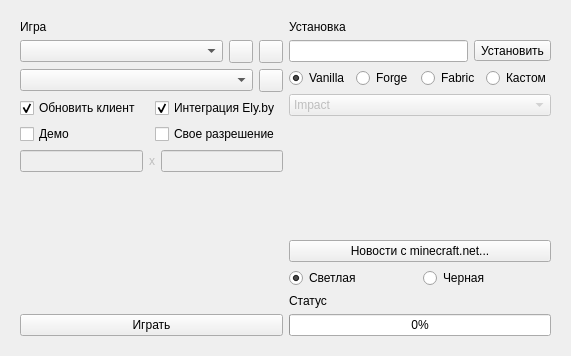
thisisignitedoreo/ratlauncher, file form.ui: the form before one commit.
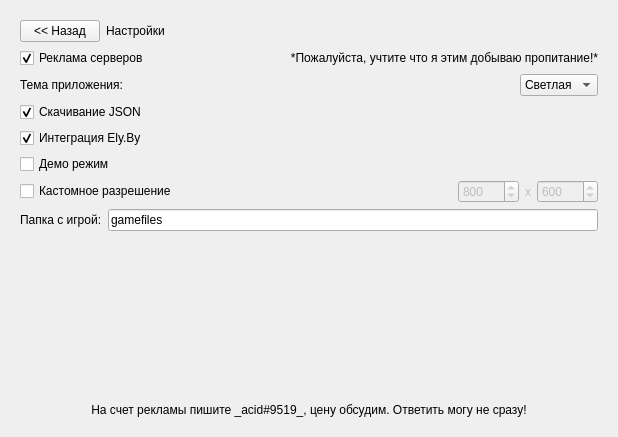
The form after the commit. Icons and pictures are not drawn.

What changed in the file:
```diff
--- a/form.ui
+++ b/form.ui
@@ -6,8 +6,8 @@
    <rect>
     <x>0</x>
     <y>0</y>
-    <width>571</width>
-    <height>356</height>
+    <width>618</width>
+    <height>437</height>
    </rect>
   </property>
   <property name="windowTitle">
@@ -21,11 +21,27 @@
    <item>
     <widget class="QStackedWidget" name="st_widget_main">
      <property name="currentIndex">
-      <number>0</number>
+      <number>1</number>
      </property>
      <widget class="QWidget" name="play_page">
+      <property name="autoFillBackground">
+       <bool>false</bool>
+      </property>
       <layout class="QHBoxLayout" name="horizontalLayout_10">
        <item>
+        <layout class="QVBoxLayout" name="vlayout_2">
+         <property name="rightMargin">
+          <number>3</number>
+         </property>
+         <item>
+          <layout class="QHBoxLayout" name="hlayout">
+           <property name="spacing">
+            <number>6</number>
+           </property>
+           <property name="topMargin">
+            <number>0</number>
+           </property>
+           <item>
         <layout class="QVBoxLayout" name="left_layout">
          <item>
           <widget class="QLabel" name="game_label">
@@ -89,74 +105,17 @@
           </layout>
          </item>
          <item>
-          <layout class="QHBoxLayout" name="settings_layout_1">
-           <item>
-            <widget class="QCheckBox" name="update_jsons">
-             <property name="text">
-              <string>Обновить клиент</string>
-             </property>
-             <property name="checked">
-              <bool>true</bool>
-             </property>
-            </widget>
-           </item>
-           <item>
-            <widget class="QCheckBox" name="integrate_elyby">
-             <property name="text">
-              <string>Интеграция Ely.by</string>
-             </property>
-             <property name="checked">
-              <bool>true</bool>
-             </property>
-            </widget>
-           </item>
-          </layout>
-         </item>
-         <item>
-          <layout class="QHBoxLayout" name="settings_layout_2">
-           <item>
-            <widget class="QCheckBox" name="demo_mode">
-             <property name="text">
-              <string>Демо</string>
-             </property>
-            </widget>
-           </item>
-           <item>
-            <widget class="QCheckBox" name="custom_resolution">
-             <property name="text">
-              <string>Свое разрешение</string>
-             </property>
-            </widget>
-           </item>
-          </layout>
-         </item>
-         <item>
-          <layout class="QHBoxLayout" name="resolution_layout">
-           <item>
-            <widget class="QLineEdit" name="w_res">
-             <property name="enabled">
-              <bool>false</bool>
-             </property>
-            </widget>
-           </item>
-           <item>
-            <widget class="QLabel" name="x_label">
-             <property name="enabled">
-              <bool>false</bool>
-             </property>
-             <property name="text">
-              <string>x</string>
-             </property>
-            </widget>
-           </item>
-           <item>
-            <widget class="QLineEdit" name="h_res">
-             <property name="enabled">
-              <bool>false</bool>
-             </property>
-            </widget>
-           </item>
-          </layout>
+              <spacer name="hspacer">
+               <property name="orientation">
+                <enum>Qt::Horizontal</enum>
+               </property>
+               <property name="sizeHint" stdset="0">
+                <size>
+                 <width>40</width>
+                 <height>20</height>
+                </size>
+               </property>
+              </spacer>
          </item>
          <item>
           <spacer name="v_spacer_1">
@@ -171,6 +130,20 @@
            </property>
           </spacer>
          </item>
+             <item>
+              <widget class="QPushButton" name="news_button">
+               <property name="text">
+                <string>Новости с minecraft.net...</string>
+               </property>
+              </widget>
+             </item>
+             <item>
+              <widget class="QPushButton" name="settings_button">
+               <property name="text">
+                <string>Настройки</string>
+               </property>
+              </widget>
+             </item>
          <item>
           <widget class="QPushButton" name="play_button">
            <property name="text">
@@ -182,6 +155,9 @@
        </item>
        <item>
         <layout class="QVBoxLayout" name="right_layout">
+             <property name="topMargin">
+              <number>0</number>
+             </property>
          <item>
           <widget class="QLabel" name="install_label">
            <property name="text">
@@ -296,43 +272,6 @@
            </property>
           </spacer>
          </item>
-         <item>
-          <widget class="QPushButton" name="news_button">
-           <property name="text">
-            <string>Новости с minecraft.net...</string>
-           </property>
-          </widget>
-         </item>
-         <item>
-          <layout class="QHBoxLayout" name="theme_layout">
-           <item>
-            <widget class="QRadioButton" name="light_radio">
-             <property name="text">
-              <string>Светлая</string>
-             </property>
-             <property name="checked">
-              <bool>true</bool>
-             </property>
-             <attribute name="buttonGroup">
-              <string notr="true">btn_group_2</string>
-             </attribute>
-            </widget>
-           </item>
-           <item>
-            <widget class="QRadioButton" name="dark_radio">
-             <property name="text">
-              <string>Черная</string>
-             </property>
-             <property name="checked">
-              <bool>false</bool>
-             </property>
-             <attribute name="buttonGroup">
-              <string notr="true">btn_group_2</string>
-             </attribute>
-            </widget>
-           </item>
-          </layout>
-         </item>
          <item>
           <widget class="QLabel" name="status_label">
            <property name="text">
@@ -353,6 +292,349 @@
         </layout>
        </item>
       </layout>
+         </item>
+         <item>
+          <widget class="QWidget" name="ad_layout_2" native="true">
+           <layout class="QVBoxLayout" name="ad_layout">
+            <property name="topMargin">
+             <number>1</number>
+            </property>
+            <item>
+             <widget class="QToolButton" name="close_button">
+              <property name="text">
+               <string/>
+              </property>
+              <property name="icon">
+               <iconset resource="res.qrc">
+                <normaloff>:/icons/close_black.svg</normaloff>:/icons/close_black.svg</iconset>
+              </property>
+             </widget>
+            </item>
+            <item>
+             <widget class="QLabel" name="image_label">
+              <property name="text">
+               <string/>
+              </property>
+              <property name="alignment">
+               <set>Qt::AlignCenter</set>
+              </property>
+             </widget>
+            </item>
+            <item>
+             <widget class="QLabel" name="desc_label">
+              <property name="text">
+               <string/>
+              </property>
+              <property name="textFormat">
+               <enum>Qt::MarkdownText</enum>
+              </property>
+              <property name="alignment">
+               <set>Qt::AlignCenter</set>
+              </property>
+             </widget>
+            </item>
+            <item>
+             <widget class="QLabel" name="ip_label">
+              <property name="cursor">
+               <cursorShape>ArrowCursor</cursorShape>
+              </property>
+              <property name="text">
+               <string/>
+              </property>
+              <property name="textFormat">
+               <enum>Qt::MarkdownText</enum>
+              </property>
+              <property name="alignment">
+               <set>Qt::AlignCenter</set>
+              </property>
+             </widget>
+            </item>
+           </layout>
+          </widget>
+         </item>
+        </layout>
+       </item>
+      </layout>
+     </widget>
+     <widget class="QWidget" name="settings_page">
+      <layout class="QHBoxLayout" name="horizontalLayout_2">
+       <item>
+        <layout class="QVBoxLayout" name="vlayout_3">
+         <item>
+          <layout class="QHBoxLayout" name="hlayout_3">
+           <item>
+            <widget class="QPushButton" name="back_button_2">
+             <property name="sizePolicy">
+              <sizepolicy hsizetype="Fixed" vsizetype="Fixed">
+               <horstretch>0</horstretch>
+               <verstretch>0</verstretch>
+              </sizepolicy>
+             </property>
+             <property name="text">
+              <string>&lt;&lt; Назад</string>
+             </property>
+            </widget>
+           </item>
+           <item>
+            <widget class="QLabel" name="settings_label">
+             <property name="sizePolicy">
+              <sizepolicy hsizetype="Minimum" vsizetype="Maximum">
+               <horstretch>0</horstretch>
+               <verstretch>0</verstretch>
+              </sizepolicy>
+             </property>
+             <property name="text">
+              <string>Настройки</string>
+             </property>
+            </widget>
+           </item>
+          </layout>
+         </item>
+         <item>
+          <layout class="QHBoxLayout" name="hlayout_4">
+           <property name="topMargin">
+            <number>0</number>
+           </property>
+           <item>
+            <widget class="QCheckBox" name="ad_checkbox">
+             <property name="text">
+              <string>Реклама серверов</string>
+             </property>
+             <property name="checked">
+              <bool>true</bool>
+             </property>
+             <property name="tristate">
+              <bool>false</bool>
+             </property>
+            </widget>
+           </item>
+           <item>
+            <widget class="QLabel" name="warn_label">
+             <property name="sizePolicy">
+              <sizepolicy hsizetype="Preferred" vsizetype="Preferred">
+               <horstretch>0</horstretch>
+               <verstretch>0</verstretch>
+              </sizepolicy>
+             </property>
+             <property name="text">
+              <string>*Пожалуйста, учтите что я этим добываю пропитание!*</string>
+             </property>
+             <property name="textFormat">
+              <enum>Qt::MarkdownText</enum>
+             </property>
+             <property name="alignment">
+              <set>Qt::AlignRight|Qt::AlignTrailing|Qt::AlignVCenter</set>
+             </property>
+             <property name="textInteractionFlags">
+              <set>Qt::NoTextInteraction</set>
+             </property>
+            </widget>
+           </item>
+          </layout>
+         </item>
+         <item>
+          <layout class="QHBoxLayout" name="hlayout_5">
+           <property name="topMargin">
+            <number>0</number>
+           </property>
+           <item>
+            <widget class="QLabel" name="theme_laybel">
+             <property name="text">
+              <string>Тема приложения:</string>
+             </property>
+            </widget>
+           </item>
+           <item>
+            <widget class="QComboBox" name="theme_combo">
+             <property name="sizePolicy">
+              <sizepolicy hsizetype="Maximum" vsizetype="Fixed">
+               <horstretch>0</horstretch>
+               <verstretch>0</verstretch>
+              </sizepolicy>
+             </property>
+             <item>
+              <property name="text">
+               <string>Светлая</string>
+              </property>
+             </item>
+             <item>
+              <property name="text">
+               <string>Темная</string>
+              </property>
+             </item>
+            </widget>
+           </item>
+          </layout>
+         </item>
+         <item>
+          <widget class="QCheckBox" name="update_jsons">
+           <property name="text">
+            <string>Скачивание JSON</string>
+           </property>
+           <property name="checked">
+            <bool>true</bool>
+           </property>
+          </widget>
+         </item>
+         <item>
+          <widget class="QCheckBox" name="integrate_elyby">
+           <property name="text">
+            <string>Интеграция Ely.By</string>
+           </property>
+           <property name="checked">
+            <bool>true</bool>
+           </property>
+          </widget>
+         </item>
+         <item>
+          <widget class="QCheckBox" name="demo_mode">
+           <property name="text">
+            <string>Демо режим</string>
+           </property>
+          </widget>
+         </item>
+         <item>
+          <layout class="QHBoxLayout" name="hlayout_6">
+           <property name="topMargin">
+            <number>0</number>
+           </property>
+           <item>
+            <widget class="QCheckBox" name="custom_resolution">
+             <property name="text">
+              <string>Кастомное разрешение</string>
+             </property>
+            </widget>
+           </item>
+           <item>
+            <widget class="QSpinBox" name="w_res">
+             <property name="enabled">
+              <bool>false</bool>
+             </property>
+             <property name="sizePolicy">
+              <sizepolicy hsizetype="Maximum" vsizetype="Fixed">
+               <horstretch>0</horstretch>
+               <verstretch>0</verstretch>
+              </sizepolicy>
+             </property>
+             <property name="minimum">
+              <number>50</number>
+             </property>
+             <property name="maximum">
+              <number>10000</number>
+             </property>
+             <property name="singleStep">
+              <number>50</number>
+             </property>
+             <property name="stepType">
+              <enum>QAbstractSpinBox::DefaultStepType</enum>
+             </property>
+             <property name="value">
+              <number>800</number>
+             </property>
+             <property name="displayIntegerBase">
+              <number>10</number>
+             </property>
+            </widget>
+           </item>
+           <item>
+            <widget class="QLabel" name="x_label">
+             <property name="enabled">
+              <bool>false</bool>
+             </property>
+             <property name="sizePolicy">
+              <sizepolicy hsizetype="Maximum" vsizetype="Preferred">
+               <horstretch>0</horstretch>
+               <verstretch>0</verstretch>
+              </sizepolicy>
+             </property>
+             <property name="text">
+              <string>x</string>
+             </property>
+            </widget>
+           </item>
+           <item>
+            <widget class="QSpinBox" name="h_res">
+             <property name="enabled">
+              <bool>false</bool>
+             </property>
+             <property name="sizePolicy">
+              <sizepolicy hsizetype="Maximum" vsizetype="Fixed">
+               <horstretch>0</horstretch>
+               <verstretch>0</verstretch>
+              </sizepolicy>
+             </property>
+             <property name="minimum">
+              <number>50</number>
+             </property>
+             <property name="maximum">
+              <number>10000</number>
+             </property>
+             <property name="singleStep">
+              <number>50</number>
+             </property>
+             <property name="value">
+              <number>600</number>
+             </property>
+            </widget>
+           </item>
+          </layout>
+         </item>
+         <item>
+          <layout class="QHBoxLayout" name="hlayout_7">
+           <item>
+            <widget class="QLabel" name="folder_label">
+             <property name="text">
+              <string>Папка с игрой:</string>
+             </property>
+            </widget>
+           </item>
+           <item>
+            <widget class="QLineEdit" name="folder_edit">
+             <property name="sizePolicy">
+              <sizepolicy hsizetype="Expanding" vsizetype="Fixed">
+               <horstretch>0</horstretch>
+               <verstretch>0</verstretch>
+              </sizepolicy>
+             </property>
+             <property name="text">
+              <string>gamefiles</string>
+             </property>
+            </widget>
+           </item>
+          </layout>
+         </item>
+         <item>
+          <spacer name="vspacer">
+           <property name="orientation">
+            <enum>Qt::Vertical</enum>
+           </property>
+           <property name="sizeType">
+            <enum>QSizePolicy::Expanding</enum>
+           </property>
+           <property name="sizeHint" stdset="0">
+            <size>
+             <width>20</width>
+             <height>40</height>
+            </size>
+           </property>
+          </spacer>
+         </item>
+         <item>
+          <widget class="QLabel" name="label">
+           <property name="text">
+            <string>На счет рекламы пишите _acid#9519_, цену обсудим. Ответить могу не сразу!</string>
+           </property>
+           <property name="textFormat">
+            <enum>Qt::MarkdownText</enum>
+           </property>
+           <property name="alignment">
+            <set>Qt::AlignCenter</set>
+           </property>
+          </widget>
+         </item>
+        </layout>
+       </item>
+      </layout>
      </widget>
      <widget class="QWidget" name="news_page">
       <layout class="QVBoxLayout" name="verticalLayout_5">
```
Left out of the diff: 10 changed lines with no effect on the pictures. Lines whose indentation alone changed are shown as unchanged.
